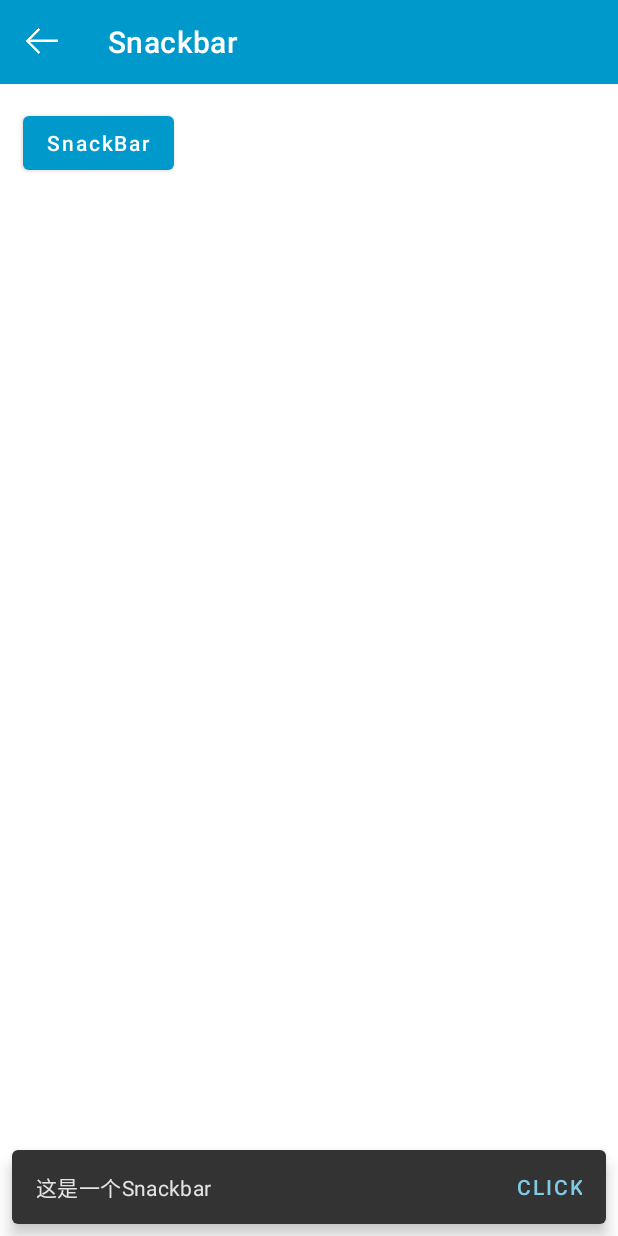
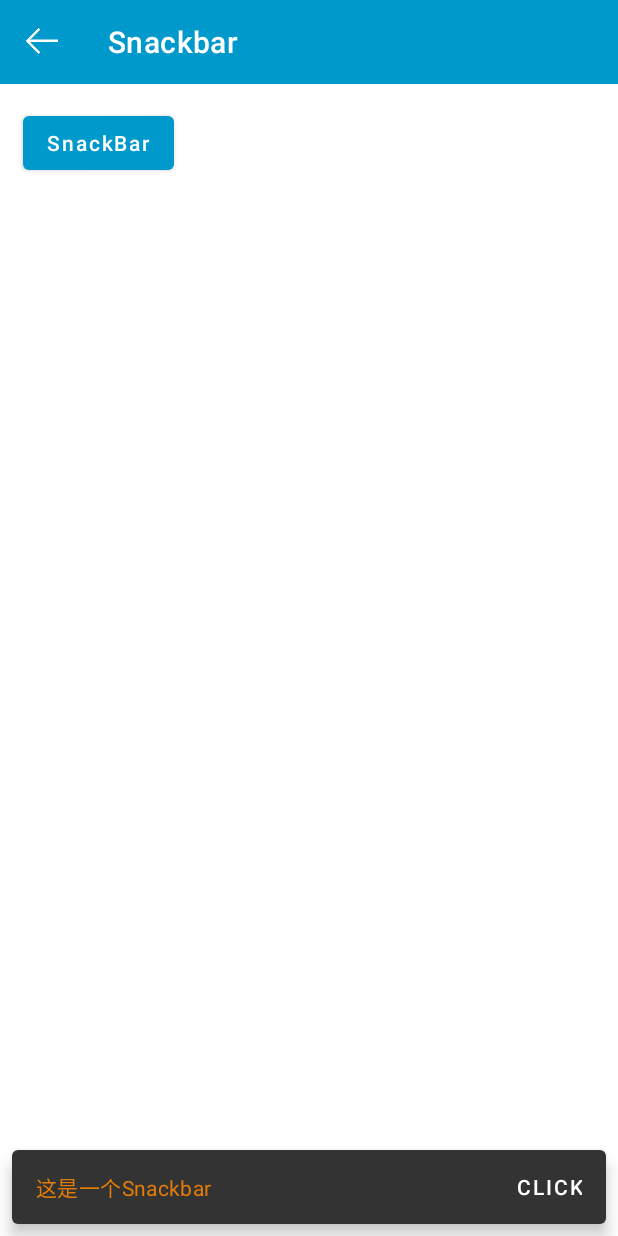
Before and after one commit to KoWunnaKo/AndroidBasic, an Android app: the SnackBarActivity screen opened directly, with no data from a screen before it, after a tap on "SnackBar", on a phone screen of 412 x 824 dp. Run offline under Robolectric (Android 15) with nearby library versions, the phone set to English and light mode, and no system bars.

Commit message:
change Snackbar

```diff
--- a/app/src/main/java/com/exciter/androidbasic/widget/snackbar/SnackBarActivity.java
+++ b/app/src/main/java/com/exciter/androidbasic/widget/snackbar/SnackBarActivity.java
@@ -27,7 +27,13 @@ public class SnackBarActivity extends AppCompatActivity {
 
     private void showSnackBar() {
         Snackbar.make(mRootView, "这是一个Snackbar", Snackbar.LENGTH_SHORT)
+                //设置文本颜色
+                .setTextColor(getResources().getColor(android.R.color.holo_orange_dark))
+                //设置一个Action
                 .setAction("click", v -> Toast.makeText(SnackBarActivity.this, "点击了Snackbar", Toast.LENGTH_SHORT).show())
+                //设置Action按钮文本颜色
+                .setActionTextColor(getResources().getColor(R.color.white))
+                //显示Snackbar
                 .show();
     }
 }
```
